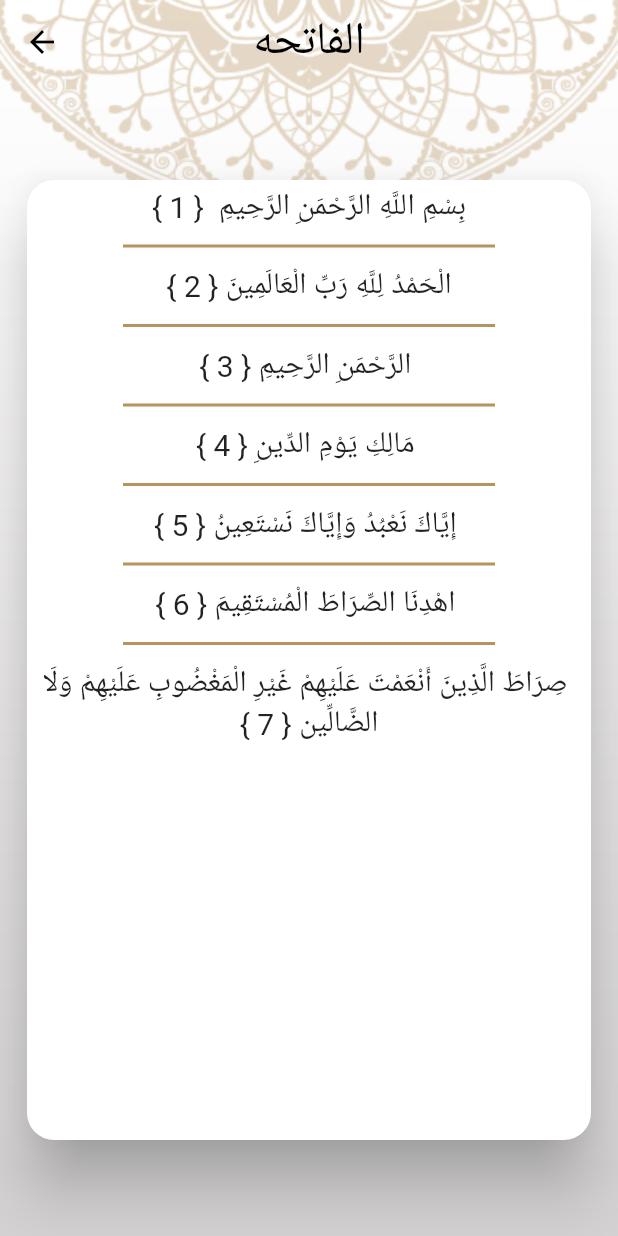
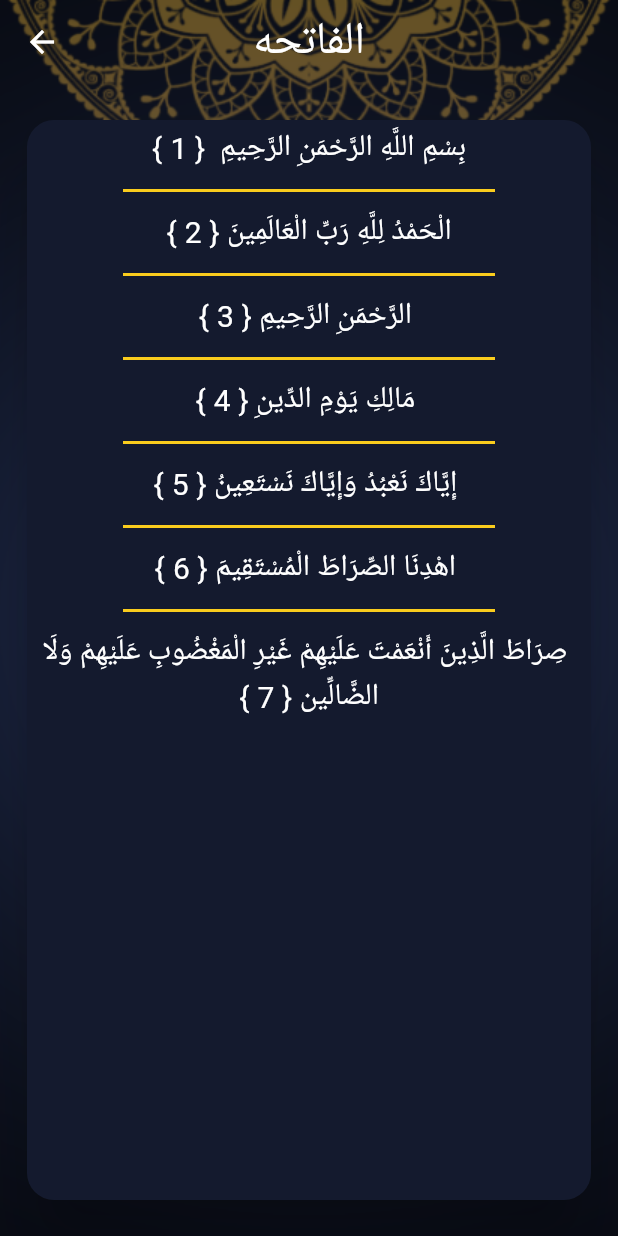
Before and after one commit to youssefdiaa12/islami_app, a Flutter app: the screen it shows after launch, after a tap on "الفاتحه", on a phone screen of 412 x 824 dp. Run offline on Flutter 3.47's test engine with Material 2 defaults, Android fonts, the phone set to English and light mode, and no system bars.

Commit message:
making settings tap & themeMode state

```diff
--- /dev/null
+++ b/lib/MyThemeData.dart
@@ -0,0 +1,73 @@
+import 'package:flutter/material.dart';
+
+class MyThemeData {
+  static const Color lightPrimary = Color(0xFFB7935F);
+  static const Color DarkPrimary = Color(0xFF141A2E);
+  static const Color DarkSecondary = Color(0xFFFACC1D);
+  static const bool is_Dark = true;
+  static ThemeData lightTheme = ThemeData(
+      textTheme: const TextTheme(
+        headlineSmall: TextStyle(
+            fontSize: 25, fontWeight: FontWeight.w600, color: Colors.black),
+        titleMedium: TextStyle(
+            fontSize: 25, fontWeight: FontWeight.w400, color: Colors.black),
+        bodyMedium: TextStyle(
+            fontSize: 20, fontWeight: FontWeight.w400, color: Colors.black),
+      ),
+      appBarTheme: const AppBarTheme(
+        iconTheme: IconThemeData(color: Colors.black),
+        centerTitle: true,
+        elevation: 0,
+        backgroundColor: Colors.transparent,
+        titleTextStyle: TextStyle(color: Colors.black, fontSize: 30),
+      ),
+      scaffoldBackgroundColor: Colors.transparent,
+      colorScheme: ColorScheme.fromSeed(seedColor: const Color(0xFFB7935F)),
+      primaryColor: lightPrimary,
+      bottomNavigationBarTheme: const BottomNavigationBarThemeData(
+          selectedItemColor: Colors.black,
+          selectedIconTheme: IconThemeData(size: 32)),
+      dividerColor: const Color(0xFFB7935F),
+      cardTheme: CardTheme(
+          color: Colors.white,
+          shape:
+              RoundedRectangleBorder(borderRadius: BorderRadius.circular(18))));
+  static ThemeData DarkTheme = ThemeData(
+      textTheme: const TextTheme(
+        headlineSmall: TextStyle(fontSize: 25, fontWeight: FontWeight.w600),
+        titleMedium: TextStyle(
+            fontSize: 25, fontWeight: FontWeight.w400, color: Colors.white),
+        bodyMedium: TextStyle(
+            fontSize: 20, fontWeight: FontWeight.w400, color: Colors.white),
+        bodySmall: TextStyle(
+            fontSize: 20, fontWeight: FontWeight.w400, color: Colors.black),
+      ),
+      appBarTheme: const AppBarTheme(
+        iconTheme: IconThemeData(color: Colors.white),
+        centerTitle: true,
+        elevation: 0,
+        backgroundColor: Colors.transparent,
+        titleTextStyle: TextStyle(color: Colors.white, fontSize: 30),
+      ),
+      scaffoldBackgroundColor: Colors.transparent,
+      colorScheme: ColorScheme.fromSeed(
+        seedColor: DarkPrimary,
+        primary: DarkPrimary,
+        secondary: DarkPrimary,
+        onPrimary: Colors.white,
+        onSecondary: DarkSecondary,
+        background: DarkPrimary,
+      ),
+      useMaterial3: true,
+      primaryColor: DarkPrimary,
+      bottomNavigationBarTheme: const BottomNavigationBarThemeData(
+          selectedItemColor: DarkSecondary,
+          selectedIconTheme: IconThemeData(size: 32)),
+      dividerColor: DarkSecondary,
+      cardTheme: CardTheme(
+          color: DarkPrimary,
+          surfaceTintColor: Colors.transparent,
+          elevation: 18,
+          shape:
+              RoundedRectangleBorder(borderRadius: BorderRadius.circular(18))));
+}
--- a/lib/chapter_details/ChapterDetails.dart
+++ b/lib/chapter_details/ChapterDetails.dart
@@ -1,6 +1,8 @@
 import 'package:flutter/material.dart';
 import 'package:flutter/services.dart';
 import 'package:islami_c9_sat/chapter_details/VerseWidget.dart';
+
+import '../MyThemeData.dart';
 
 class ChapterDetailsScreen extends StatefulWidget {
   static const String routeName = 'chapter_details';
@@ -18,7 +20,9 @@ class _ChapterDetailsScreenState extends State<ChapterDetailsScreen> {
         decoration: const BoxDecoration(
             image: DecorationImage(
                 image: AssetImage(
-                  'assets/images/main_background.jpg',
+                  MyThemeData.is_Dark
+                      ? 'assets/images/dark_bg.png'
+                      : 'assets/images/main_background.jpg',
                 ),
                 fit: BoxFit.fill)),
         child: Scaffold(
@@ -27,9 +31,14 @@ class _ChapterDetailsScreenState extends State<ChapterDetailsScreen> {
             ),
             body: verses.isEmpty
                 ? Center(child: CircularProgressIndicator())
-                : Card(
-                    elevation: 18,
-                    margin: EdgeInsets.symmetric(vertical: 64, horizontal: 18),
+                : Container(
+                    height: double.infinity,
+                    child: Column(
+                      children: [
+                        Expanded(
+                          child: Card(
+                            margin: EdgeInsets.symmetric(
+                                vertical: 24, horizontal: 18),
                             child: ListView.separated(
                               itemBuilder: (context, index) {
                                 return VerseWidget(verses[index], index);
@@ -39,11 +48,15 @@ class _ChapterDetailsScreenState extends State<ChapterDetailsScreen> {
                                   height: 2,
                                   width: double.infinity,
                                   color: Theme.of(context).dividerColor,
-                          margin:
-                              EdgeInsets.symmetric(horizontal: 64, vertical: 8),
+                                  margin: EdgeInsets.symmetric(
+                                      horizontal: 64, vertical: 8),
                                 );
                               },
                               itemCount: verses.length,
+                            ),
+                          ),
+                        ),
+                      ],
                     ),
                   )));
   }
--- a/lib/chapter_details/VerseWidget.dart
+++ b/lib/chapter_details/VerseWidget.dart
@@ -15,10 +15,7 @@ class VerseWidget extends StatelessWidget {
         '$content { ${index + 1} }',
         textAlign: TextAlign.center,
         textDirection: TextDirection.rtl,
-        style: TextStyle(
-          fontSize: 20,
-        ),
-      ),
+        style: Theme.of(context).textTheme.bodyMedium),
     );
   }
 }
--- a/lib/home/HomeScreen.dart
+++ b/lib/home/HomeScreen.dart
@@ -1,4 +1,6 @@
 import 'package:flutter/material.dart';
+import 'package:islami_c9_sat/MyThemeData.dart';
+import 'package:islami_c9_sat/home/Settings/settingsTap.dart';
 import 'package:islami_c9_sat/home/hadeth/HadethTab.dart';
 import 'package:islami_c9_sat/home/quran/QuranTab.dart';
 import 'package:islami_c9_sat/home/radio/RadioTab.dart';
@@ -22,7 +24,9 @@ class _HomeScreenState extends State<HomeScreen> {
       decoration: const BoxDecoration(
           image: DecorationImage(
               image: AssetImage(
-                'assets/images/main_background.jpg',
+                MyThemeData.is_Dark
+                    ? 'assets/images/dark_bg.png'
+                    : 'assets/images/main_background.jpg',
               ),
               fit: BoxFit.fill)),
       child: Scaffold(
@@ -36,23 +40,27 @@ class _HomeScreenState extends State<HomeScreen> {
             });
           },
           currentIndex: selectedTabIndex,
-          items: const [
+          items: [
             BottomNavigationBarItem(
-                backgroundColor: Color(0xFFB7935F),
+                backgroundColor: Theme.of(context).primaryColor,
                 icon: ImageIcon(AssetImage('assets/images/ic_quran.png')),
                 label: "Quran"),
             BottomNavigationBarItem(
-                backgroundColor: Color(0xFFB7935F),
+                backgroundColor: Theme.of(context).primaryColor,
                 icon: ImageIcon(AssetImage('assets/images/ic_hadeth.png')),
                 label: "Hadeth"),
             BottomNavigationBarItem(
-                backgroundColor: Color(0xFFB7935F),
+                backgroundColor: Theme.of(context).primaryColor,
                 icon: ImageIcon(AssetImage('assets/images/ic_sebha.png')),
                 label: "Tasbeh"),
             BottomNavigationBarItem(
-                backgroundColor: Color(0xFFB7935F),
+                backgroundColor: Theme.of(context).primaryColor,
                 icon: ImageIcon(AssetImage('assets/images/ic_radio.png')),
-                label: "Radio")
+                label: "Radio"),
+            BottomNavigationBarItem(
+                backgroundColor: Theme.of(context).primaryColor,
+                icon: (Icon(Icons.settings)),
+                label: "Settings")
           ],
         ),
         body: tabs[selectedTabIndex],
@@ -60,5 +68,5 @@ class _HomeScreenState extends State<HomeScreen> {
     );
   }
 
-  var tabs = [QuranTab(), HadethTab(), TasbehTab(), RadioTab()];
+  var tabs = [QuranTab(), HadethTab(), TasbehTab(), RadioTab(), settingsTap()];
 }
--- a/lib/home/quran/ChapterNameWidget.dart
+++ b/lib/home/quran/ChapterNameWidget.dart
@@ -19,7 +19,7 @@ class ChapterNameWidget extends StatelessWidget {
         padding: EdgeInsets.symmetric(vertical: 4),
         child: Text(
           name,
-          style: TextStyle(fontSize: 24, fontWeight: FontWeight.w500),
+          style: Theme.of(context).textTheme.bodyMedium,
         ),
       ),
     );
--- a/lib/home/quran/QuranTab.dart
+++ b/lib/home/quran/QuranTab.dart
@@ -134,9 +134,9 @@ class QuranTab extends StatelessWidget {
               border: Border.symmetric(
                   horizontal: BorderSide(
                       width: 2, color: Theme.of(context).dividerColor))),
-          child: const Text(
+          child: Text(
             'Chapter Name',
-            style: TextStyle(fontSize: 24),
+            style: Theme.of(context).textTheme.titleMedium,
           ),
         ),
         Expanded(
--- a/lib/home/tasbeh/TasbehTab.dart
+++ b/lib/home/tasbeh/TasbehTab.dart
@@ -16,7 +16,9 @@ class _TasbehTabState extends State<TasbehTab> {
   double _rotation = 0;
 
   void _onPressed() {
+    setState(() {
       _rotation = _rotation + (-(pi / 4));
+    });
   }
 
   @override
@@ -48,6 +50,8 @@ class _TasbehTabState extends State<TasbehTab> {
                         height: 330,
                         width: double.infinity,
                         alignment: Alignment.center,
+                        child: InkWell(
+                          onTap: _onPressed,
                           child: Transform.rotate(
                             angle: _rotation,
                             child: const Image(
@@ -55,6 +59,7 @@ class _TasbehTabState extends State<TasbehTab> {
                                 fit: BoxFit.fill,
                                 image: AssetImage(
                                     'assets/images/body_sebha_logo.png')),
+                          ),
                         ),
                       ),
                     ),
--- a/lib/main.dart
+++ b/lib/main.dart
@@ -3,6 +3,8 @@ import 'package:islami_c9_sat/chapter_details/ChapterDetails.dart';
 import 'package:islami_c9_sat/home/HomeScreen.dart';
 import 'package:islami_c9_sat/home/hadeth/hadeth_details.dart';
 import 'package:islami_c9_sat/home/tasbeh/ayaelkorsydetails.dart';
+
+import 'MyThemeData.dart';
 
 void main() {
   runApp(const MyApp());
@@ -16,24 +18,9 @@ class MyApp extends StatelessWidget {
   Widget build(BuildContext context) {
     return MaterialApp(
       title: 'Islami App',
-      theme: ThemeData(
-          appBarTheme: const AppBarTheme(
-            iconTheme: IconThemeData(color: Colors.black),
-            centerTitle: true,
-            elevation: 0,
-            backgroundColor: Colors.transparent,
-            titleTextStyle: TextStyle(color: Colors.black, fontSize: 30),
-          ),
-          scaffoldBackgroundColor: Colors.transparent,
-          colorScheme: ColorScheme.fromSeed(seedColor: const Color(0xFFB7935F)),
-          bottomNavigationBarTheme: const BottomNavigationBarThemeData(
-              selectedItemColor: Colors.black,
-              selectedIconTheme: IconThemeData(size: 32)),
-          dividerColor: const Color(0xFFB7935F),
-          cardTheme: CardTheme(
-              color: Colors.white,
-              shape: RoundedRectangleBorder(
-                  borderRadius: BorderRadius.circular(18)))),
+      theme: MyThemeData.lightTheme,
+      darkTheme: MyThemeData.DarkTheme,
+      themeMode: ThemeMode.dark,
       routes: {
         HomeScreen.routeName: (_) => HomeScreen(),
         ChapterDetailsScreen.routeName: (_) => ChapterDetailsScreen(),
```
Also changed, not shown: lib/home/Settings/LanguageBottomSheet.dart (added, +65 -0 lines), lib/home/Settings/ThemeBottomSheet.dart (added, +83 -0 lines), lib/home/Settings/settingsTap.dart (added, +98 -0 lines), lib/home/hadeth/hadeth_details.dart (+11 -4 lines), assets/images/dark_bg.png (added), 3 other files. Lines whose indentation alone changed are shown as unchanged.
